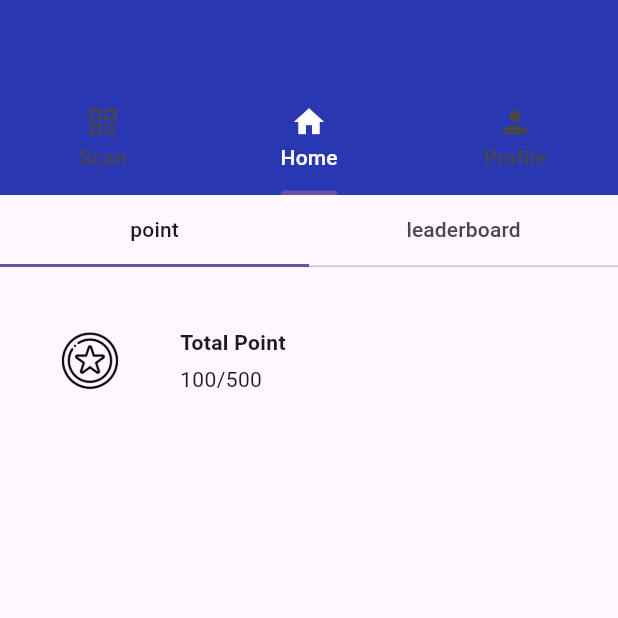
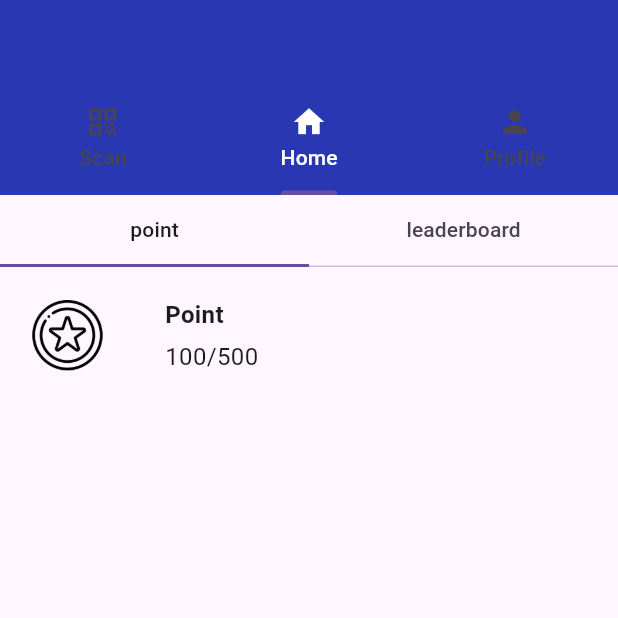
Before and after one commit to Minkeez/ecobin-user-application, a Flutter app: the screen it shows after launch, on a phone screen of 412 x 824 dp, the top half of it. Run offline on Flutter 3.47's test engine with Material 3 defaults, Android fonts, the phone set to English and light mode, and no system bars; our stand-ins replace cloud_firestore, firebase_core, image_picker; accounts and stored records are empty.

```diff
--- a/lib/point_screen.dart
+++ b/lib/point_screen.dart
@@ -6,14 +6,13 @@ class PointScreen extends StatelessWidget {
   @override
   Widget build(BuildContext context) {
     return Container(
-      margin: const EdgeInsets.all(20),
       padding: const EdgeInsets.all(20),
       child: Column(
         children: [
           Row(
             children: [
               SizedBox(
-                height: 40,
+                height: 50,
                 child: Image.asset('assets/point.png'),
               ),
               // Icon(Icons.control_point),
@@ -24,13 +23,16 @@ class PointScreen extends StatelessWidget {
                 crossAxisAlignment: CrossAxisAlignment.start,
                 children: [
                   Text(
-                    'Total Point',
-                    style: TextStyle(fontWeight: FontWeight.bold),
+                    'Point',
+                    style: TextStyle(fontSize: 16, fontWeight: FontWeight.bold),
                   ),
                   SizedBox(
                     height: 5,
                   ),
-                  Text('100/500'),
+                  Text(
+                    '100/500',
+                    style: TextStyle(fontSize: 16),
+                  ),
                 ],
               ),
             ],
```
Also changed, not shown: lib/leaderboard_screen.dart (+18 -10 lines), lib/profile_screen.dart (+33 -20 lines).
